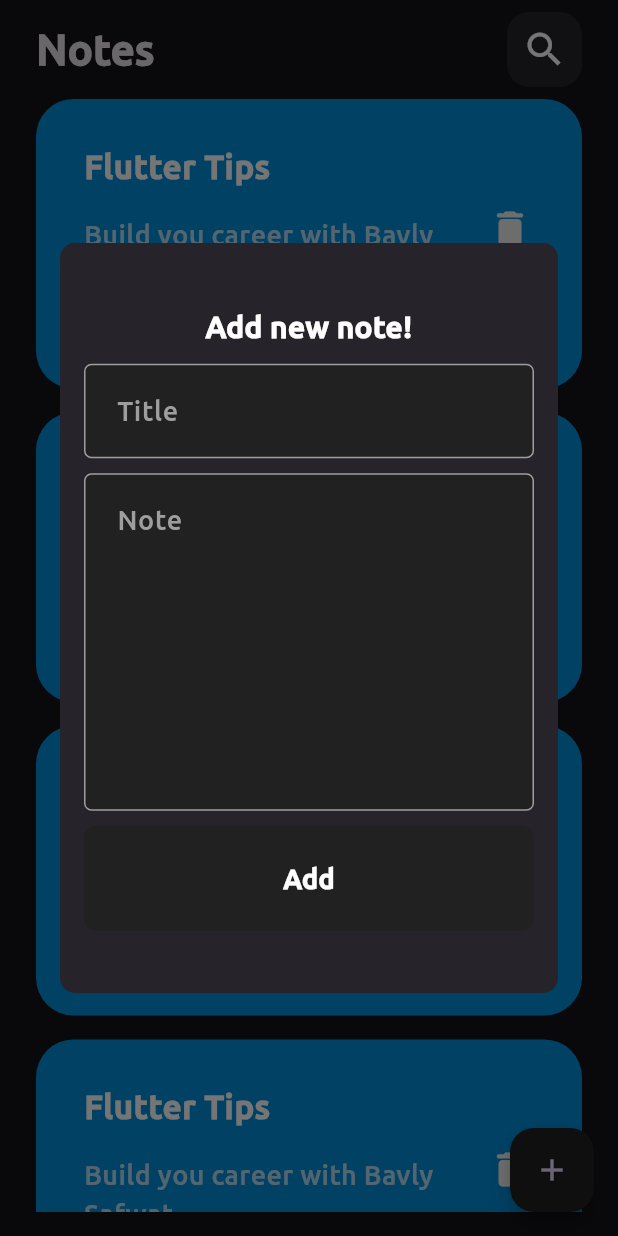
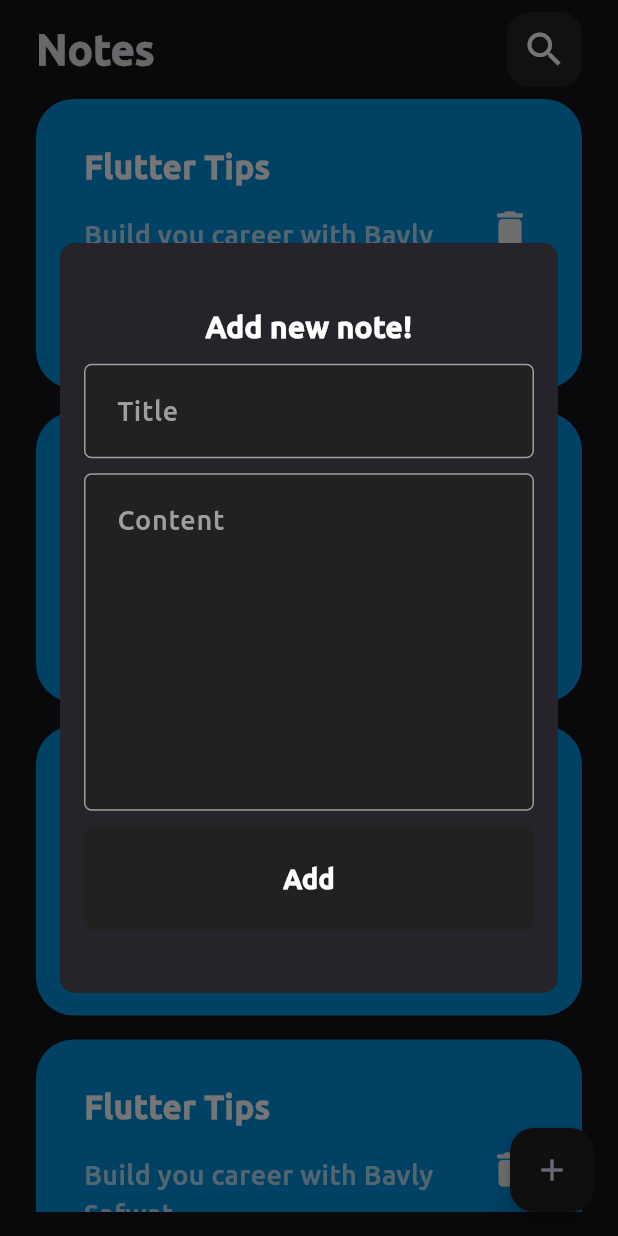
Before and after one commit to bavlysafwatt/NoteHive, a Flutter app: the screen it shows after launch, after a tap on the "add" icon, on a phone screen of 412 x 824 dp. Run offline on Flutter 3.47's test engine with Material 3 defaults, Android fonts, the phone set to English and light mode, and no system bars.

Commit message:
finish edit note page

```diff
--- a/lib/components/custom_app_bar.dart
+++ b/lib/components/custom_app_bar.dart
@@ -1,16 +1,19 @@
 import 'package:flutter/material.dart';
 
 class CustomAppBar extends StatelessWidget {
-  const CustomAppBar({super.key});
+  const CustomAppBar({super.key, required this.title, required this.icon});
+
+  final String title;
+  final IconData icon;
 
   @override
   Widget build(BuildContext context) {
     return Row(
       mainAxisAlignment: MainAxisAlignment.spaceBetween,
       children: [
-        const Text(
-          'Notes',
-          style: TextStyle(
+        Text(
+          title,
+          style: const TextStyle(
             fontSize: 28,
             fontWeight: FontWeight.bold,
           ),
@@ -22,9 +25,9 @@ class CustomAppBar extends StatelessWidget {
             color: Colors.white12.withOpacity(0.08),
             borderRadius: BorderRadius.circular(15),
           ),
-          child: const Center(
+          child: Center(
             child: Icon(
-              Icons.search,
+              icon,
               size: 30,
             ),
           ),
--- a/lib/components/dialog_box.dart
+++ b/lib/components/dialog_box.dart
@@ -41,7 +41,7 @@ class DialogBox extends StatelessWidget {
               ),
               SizedBox(height: 10),
               CustomTextField(
-                hintText: 'Note',
+                hintText: 'Content',
                 maxLines: 7,
               ),
               SizedBox(height: 10),
--- a/lib/pages/notes_page.dart
+++ b/lib/pages/notes_page.dart
@@ -14,7 +14,10 @@ class NotesPage extends StatelessWidget {
           padding: EdgeInsets.symmetric(horizontal: 24.0, vertical: 8),
           child: Column(
             children: [
-              CustomAppBar(),
+              CustomAppBar(
+                title: 'Notes',
+                icon: Icons.search,
+              ),
               NotesList(),
             ],
           ),
```
Also changed, not shown: lib/pages/edit_note_page.dart (+27 -1 lines).
